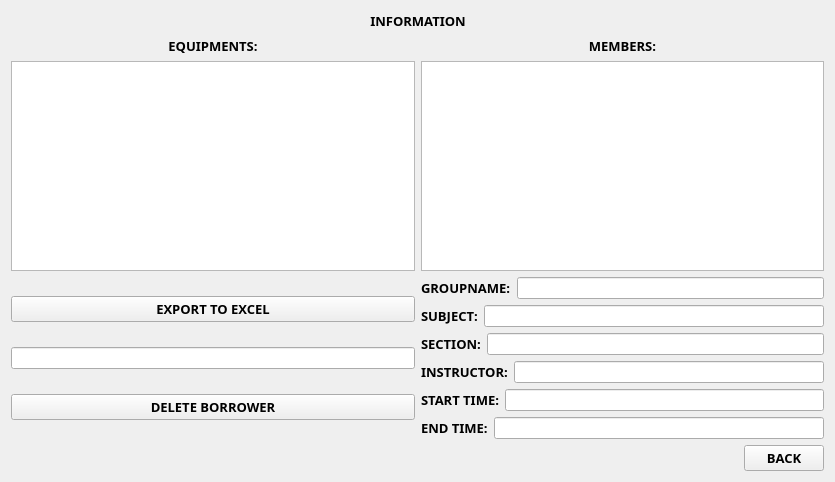
Above: infopopup.ui from markytools/sume-borrower-app before the change. Below: the same form after it.
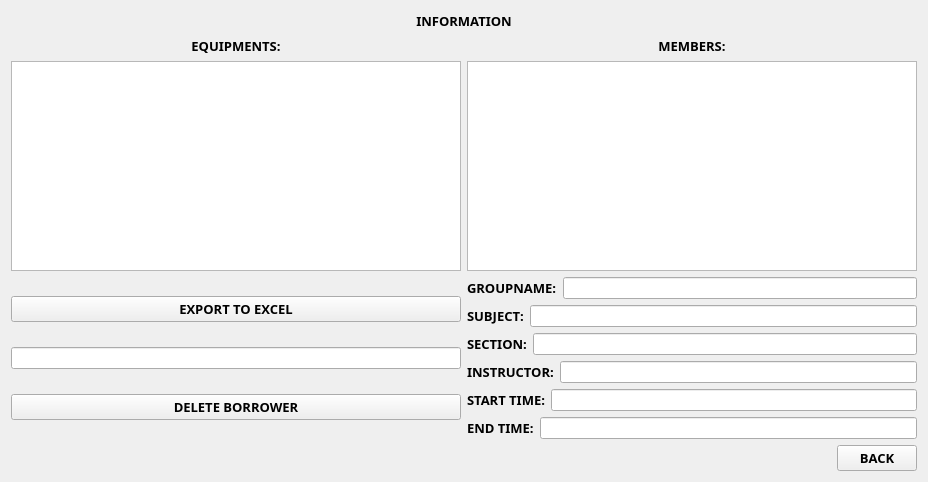
That is the form after the change.

Patch:
```diff
--- a/infopopup.ui
+++ b/infopopup.ui
@@ -6,13 +6,13 @@
    <rect>
     <x>0</x>
     <y>0</y>
-    <width>835</width>
+    <width>928</width>
     <height>482</height>
    </rect>
   </property>
   <property name="minimumSize">
    <size>
-    <width>835</width>
+    <width>928</width>
     <height>482</height>
    </size>
   </property>
@@ -178,7 +178,11 @@
           </widget>
          </item>
          <item>
-          <widget class="QLineEdit" name="ItemsReturned"/>
+          <widget class="QLineEdit" name="ItemsReturned">
+           <property name="readOnly">
+            <bool>true</bool>
+           </property>
+          </widget>
          </item>
          <item>
           <widget class="QPushButton" name="Delete">
```
